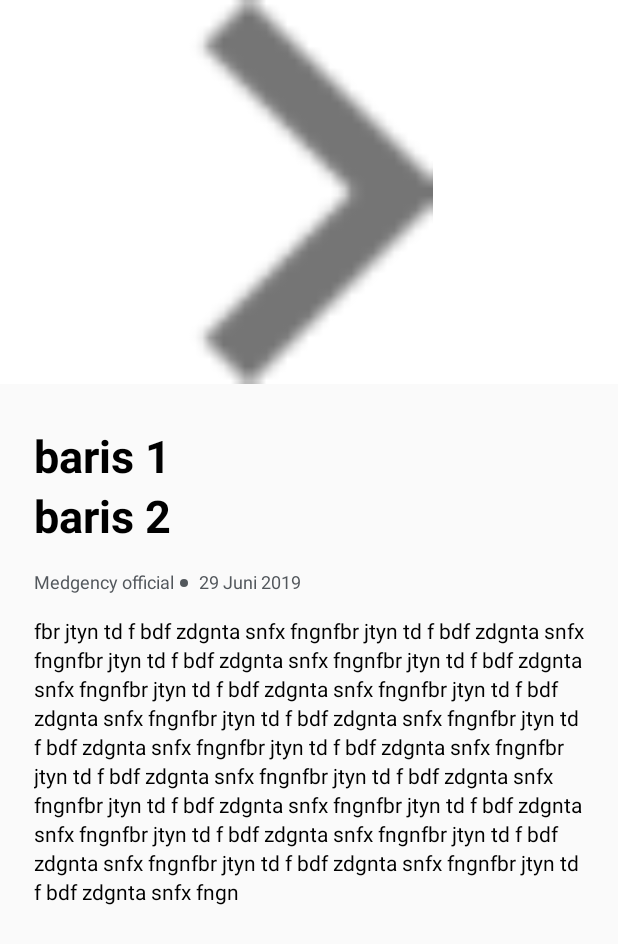
After one commit to internship-motion-team-12/Medgency, an Android app: the layout activity_read_article.xml on its own in the app's theme, with its tools: preview values and no code run, on a phone screen of 412 x 824 dp. The commit adds this screen. Shown: the top 944 px of the screen. Run offline under Robolectric (Android 15) with nearby library versions, the phone set to English and light mode, and no system bars.

Commit message:
Memperbaiki ReadArticleActivity

```diff
--- /dev/null
+++ b/app/src/main/res/layout/activity_read_article.xml
@@ -0,0 +1,119 @@
+<android.support.design.widget.CoordinatorLayout
+    xmlns:android="http://schemas.android.com/apk/res/android"
+    xmlns:app="http://schemas.android.com/apk/res-auto"
+    android:id="@+id/activity_main"
+    android:layout_width="match_parent"
+    android:layout_height="match_parent"
+    android:fitsSystemWindows="true">
+
+    <android.support.design.widget.AppBarLayout
+        android:id="@+id/appbar"
+        android:layout_width="match_parent"
+        android:layout_height="256dp"
+        android:fitsSystemWindows="true">
+
+        <android.support.design.widget.CollapsingToolbarLayout
+            android:id="@+id/collapsing_toolbar"
+            android:layout_width="match_parent"
+            android:layout_height="match_parent"
+            android:fitsSystemWindows="true"
+            app:contentScrim="?attr/colorPrimary"
+            app:expandedTitleMarginEnd="64dp"
+            app:expandedTitleMarginStart="48dp"
+            app:layout_scrollFlags="scroll|exitUntilCollapsed">
+
+            <ImageView
+                android:id="@+id/IVBacaan"
+                android:layout_width="match_parent"
+                android:layout_height="match_parent"
+                android:fitsSystemWindows="true"
+                android:src="@drawable/ic_verifikasipasien"
+                app:layout_collapseMode="parallax"/>
+
+            <android.support.v7.widget.Toolbar
+                android:id="@+id/toolbarReadArticle"
+                android:layout_width="match_parent"
+                android:layout_height="?attr/actionBarSize"
+                app:layout_scrollFlags="scroll|enterAlways"
+                app:layout_collapseMode="pin" />
+
+        </android.support.design.widget.CollapsingToolbarLayout>
+
+    </android.support.design.widget.AppBarLayout>
+
+    <android.support.v4.widget.NestedScrollView
+        android:layout_width="match_parent"
+        android:layout_height="match_parent"
+        app:layout_behavior="@string/appbar_scrolling_view_behavior">
+
+        <RelativeLayout
+            android:layout_width="match_parent"
+            android:layout_height="match_parent"
+            android:padding="5dp">
+
+            <TextView
+                android:id="@+id/TVJudulBacaan"
+                android:layout_width="wrap_content"
+                android:layout_height="wrap_content"
+                android:layout_alignParentTop="true"
+                android:layout_alignParentLeft="true"
+                android:layout_marginLeft="17dp"
+                android:layout_marginRight="17dp"
+                android:layout_marginTop="22dp"
+                android:textSize="30sp"
+                android:textStyle="bold"
+                android:textColor="@color/black"
+                android:lineHeight="40dp"
+                android:text="baris 1 \nbaris 2"/>
+
+            <LinearLayout
+                android:id="@+id/LLInfo"
+                android:layout_width="wrap_content"
+                android:layout_height="16dp"
+                android:layout_below="@+id/TVJudulBacaan"
+                android:layout_marginLeft="17dp"
+                android:layout_marginTop="15dp">
+                <TextView
+                    android:id="@+id/TVPublisher"
+                    android:layout_width="wrap_content"
+                    android:textSize="12sp"
+                    android:layout_height="16dp"
+                    android:lineHeight="16dp"
+                    android:textColor="@color/blackThin"
+                    android:text="Medgency official"/>
+
+                <View
+                    android:layout_width="5dp"
+                    android:layout_height="5dp"
+                    android:layout_marginTop="1dp"
+                    android:layout_marginLeft="4dp"
+                    android:layout_marginRight="7dp"
+                    android:layout_gravity="center_vertical"
+                    android:background="@drawable/elips_dot"/>
+
+                <TextView
+                    android:id="@+id/TVPublishTime"
+                    android:layout_width="wrap_content"
+                    android:textSize="12sp"
+                    android:layout_height="16dp"
+                    android:lineHeight="16dp"
+                    android:textColor="@color/blackThin"
+                    android:text="29 Juni 2019"/>
+            </LinearLayout>
+
+            <TextView
+                android:id="@+id/TeksBacaan"
+                android:layout_width="wrap_content"
+                android:layout_height="match_parent"
+                android:layout_below="@+id/LLInfo"
+                android:layout_marginLeft="17dp"
+                android:layout_marginRight="17dp"
+                android:layout_marginTop="15dp"
+                android:textSize="14sp"
+                android:lineHeight="19dp"
+                android:textColor="@color/black"
+                android:text="fbr jtyn td f bdf zdgnta snfx fngnfbr jtyn td f bdf zdgnta snfx fngnfbr jtyn td f bdf zdgnta snfx fngnfbr jtyn td f bdf zdgnta snfx fngnfbr jtyn td f bdf zdgnta snfx fngnfbr jtyn td f bdf zdgnta snfx fngnfbr jtyn td f bdf zdgnta snfx fngnfbr jtyn td f bdf zdgnta snfx fngnfbr jtyn td f bdf zdgnta snfx fngnfbr jtyn td f bdf zdgnta snfx fngnfbr jtyn td f bdf zdgnta snfx fngnfbr jtyn td f bdf zdgnta snfx fngnfbr jtyn td f bdf zdgnta snfx fngnfbr jtyn td f bdf zdgnta snfx fngnfbr jtyn td f bdf zdgnta snfx fngnfbr jtyn td f bdf zdgnta snfx fngnfbr jtyn td f bdf zdgnta snfx fngn"/>
+
+        </RelativeLayout>
+    </android.support.v4.widget.NestedScrollView>
+</android.support.design.widget.CoordinatorLayout>
--- a/app/src/main/res/layout/bacaan_item.xml
+++ b/app/src/main/res/layout/bacaan_item.xml
@@ -1,5 +1,6 @@
 <?xml version="1.0" encoding="utf-8"?>
 <LinearLayout xmlns:android="http://schemas.android.com/apk/res/android"
+    android:id="@+id/LLBacaanHomeRV"
     android:layout_width="match_parent"
     android:layout_height="113dp"
     xmlns:app="http://schemas.android.com/apk/res-auto"
--- a/app/src/main/res/values/colors.xml
+++ b/app/src/main/res/values/colors.xml
@@ -1,6 +1,6 @@
 <?xml version="1.0" encoding="utf-8"?>
 <resources>
-    <color name="colorPrimary">#008577</color>
+    <color name="colorPrimary">#FFFFFF</color>
     <color name="colorPrimaryDark">#FFFFFF</color>
     <color name="colorAccent">#D81B60</color>
     <color name="white">#FFFFFF</color>
```
Also changed, not shown: app/src/main/AndroidManifest.xml (+10 -2 lines), app/src/main/java/com/example/medgency/ReadArticle.java (added, +87 -0 lines), app/src/main/java/com/example/medgency/adapter/HomeAdapter.java (+10 -22 lines), app/src/main/java/com/example/medgency/model/Bacaan.java (+9 -0 lines).
